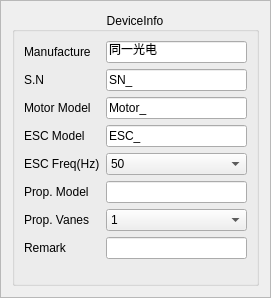
Above: ui/testinfoconfig.ui from eshenhu/QtDemo before the change. Below: the same form after it.
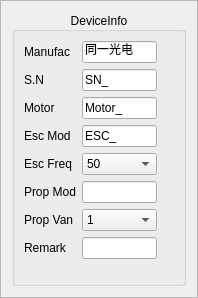
That is the form after the change.

Diff of the .ui file:
```diff
--- a/ui/testinfoconfig.ui
+++ b/ui/testinfoconfig.ui
@@ -6,7 +6,7 @@
    <rect>
     <x>0</x>
     <y>0</y>
-    <width>271</width>
+    <width>198</width>
     <height>298</height>
    </rect>
   </property>
@@ -43,19 +43,40 @@
       </property>
       <item row="0" column="0">
        <widget class="QLabel" name="label">
+        <property name="sizePolicy">
+         <sizepolicy hsizetype="Fixed" vsizetype="Preferred">
+          <horstretch>0</horstretch>
+          <verstretch>0</verstretch>
+         </sizepolicy>
+        </property>
+        <property name="maximumSize">
+         <size>
+          <width>100</width>
+          <height>16777215</height>
+         </size>
+        </property>
         <property name="text">
-         <string>Manufacture</string>
+         <string>Manufac</string>
         </property>
        </widget>
       </item>
       <item row="0" column="1">
        <widget class="QLineEdit" name="menufacture_LE">
+        <property name="enabled">
+         <bool>true</bool>
+        </property>
         <property name="sizePolicy">
-         <sizepolicy hsizetype="MinimumExpanding" vsizetype="Fixed">
+         <sizepolicy hsizetype="Fixed" vsizetype="Fixed">
           <horstretch>0</horstretch>
           <verstretch>0</verstretch>
          </sizepolicy>
         </property>
+        <property name="maximumSize">
+         <size>
+          <width>75</width>
+          <height>16777215</height>
+         </size>
+        </property>
         <property name="text">
          <string>同一光电</string>
         </property>
@@ -71,11 +92,17 @@
       <item row="1" column="1">
        <widget class="QLineEdit" name="SN_LE">
         <property name="sizePolicy">
-         <sizepolicy hsizetype="MinimumExpanding" vsizetype="Fixed">
+         <sizepolicy hsizetype="Fixed" vsizetype="Fixed">
           <horstretch>0</horstretch>
           <verstretch>0</verstretch>
          </sizepolicy>
         </property>
+        <property name="maximumSize">
+         <size>
+          <width>75</width>
+          <height>16777215</height>
+         </size>
+        </property>
         <property name="text">
          <string>SN_</string>
         </property>
@@ -83,19 +110,37 @@
       </item>
       <item row="2" column="0">
        <widget class="QLabel" name="label_4">
+        <property name="sizePolicy">
+         <sizepolicy hsizetype="Fixed" vsizetype="Preferred">
+          <horstretch>0</horstretch>
+          <verstretch>0</verstretch>
+         </sizepolicy>
+        </property>
+        <property name="maximumSize">
+         <size>
+          <width>100</width>
+          <height>16777215</height>
+         </size>
+        </property>
         <property name="text">
-         <string>Motor Model</string>
+         <string>Motor</string>
         </property>
        </widget>
       </item>
       <item row="2" column="1">
        <widget class="QLineEdit" name="motorModel_LE">
         <property name="sizePolicy">
-         <sizepolicy hsizetype="MinimumExpanding" vsizetype="Fixed">
+         <sizepolicy hsizetype="Fixed" vsizetype="Fixed">
           <horstretch>0</horstretch>
           <verstretch>0</verstretch>
          </sizepolicy>
         </property>
+        <property name="maximumSize">
+         <size>
+          <width>75</width>
+          <height>16777215</height>
+         </size>
+        </property>
         <property name="text">
          <string>Motor_</string>
         </property>
@@ -103,19 +148,37 @@
       </item>
       <item row="3" column="0">
        <widget class="QLabel" name="label_3">
+        <property name="sizePolicy">
+         <sizepolicy hsizetype="Fixed" vsizetype="Preferred">
+          <horstretch>0</horstretch>
+          <verstretch>0</verstretch>
+         </sizepolicy>
+        </property>
+        <property name="maximumSize">
+         <size>
+          <width>100</width>
+          <height>16777215</height>
+         </size>
+        </property>
         <property name="text">
-         <string>ESC Model</string>
+         <string>Esc Mod</string>
         </property>
        </widget>
       </item>
       <item row="3" column="1">
        <widget class="QLineEdit" name="ESCModel_LE">
         <property name="sizePolicy">
-         <sizepolicy hsizetype="MinimumExpanding" vsizetype="Fixed">
+         <sizepolicy hsizetype="Fixed" vsizetype="Fixed">
           <horstretch>0</horstretch>
           <verstretch>0</verstretch>
          </sizepolicy>
         </property>
+        <property name="maximumSize">
+         <size>
+          <width>75</width>
+          <height>16777215</height>
+         </size>
+        </property>
         <property name="text">
          <string>ESC_</string>
         </property>
@@ -123,19 +186,37 @@
       </item>
       <item row="4" column="0">
        <widget class="QLabel" name="label_6">
+        <property name="sizePolicy">
+         <sizepolicy hsizetype="Fixed" vsizetype="Preferred">
+          <horstretch>0</horstretch>
+          <verstretch>0</verstretch>
+         </sizepolicy>
+        </property>
+        <property name="maximumSize">
+         <size>
+          <width>100</width>
+          <height>16777215</height>
+         </size>
+        </property>
         <property name="text">
-         <string>ESC Freq(Hz)</string>
+         <string>Esc Freq</string>
         </property>
        </widget>
       </item>
       <item row="4" column="1">
        <widget class="QComboBox" name="ESCFreq_combox">
         <property name="sizePolicy">
-         <sizepolicy hsizetype="MinimumExpanding" vsizetype="Fixed">
+         <sizepolicy hsizetype="Fixed" vsizetype="Fixed">
           <horstretch>0</horstretch>
           <verstretch>0</verstretch>
          </sizepolicy>
         </property>
+        <property name="maximumSize">
+         <size>
+          <width>75</width>
+          <height>16777215</height>
+         </size>
+        </property>
         <item>
          <property name="text">
           <string>50</string>
@@ -150,36 +231,72 @@
       </item>
       <item row="5" column="0">
        <widget class="QLabel" name="label_5">
+        <property name="sizePolicy">
+         <sizepolicy hsizetype="Fixed" vsizetype="Preferred">
+          <horstretch>0</horstretch>
+          <verstretch>0</verstretch>
+         </sizepolicy>
+        </property>
+        <property name="maximumSize">
+         <size>
+          <width>100</width>
+          <height>16777215</height>
+         </size>
+        </property>
         <property name="text">
-         <string>Prop. Model</string>
+         <string>Prop Mod</string>
         </property>
        </widget>
       </item>
       <item row="5" column="1">
        <widget class="QLineEdit" name="propModel_LE">
         <property name="sizePolicy">
-         <sizepolicy hsizetype="MinimumExpanding" vsizetype="Fixed">
+         <sizepolicy hsizetype="Fixed" vsizetype="Fixed">
           <horstretch>0</horstretch>
           <verstretch>0</verstretch>
          </sizepolicy>
         </property>
+        <property name="maximumSize">
+         <size>
+          <width>75</width>
+          <height>16777215</height>
+         </size>
+        </property>
        </widget>
       </item>
       <item row="6" column="0">
        <widget class="QLabel" name="label_7">
+        <property name="sizePolicy">
+         <sizepolicy hsizetype="Fixed" vsizetype="Preferred">
+          <horstretch>0</horstretch>
+          <verstretch>0</verstretch>
+         </sizepolicy>
+        </property>
+        <property name="maximumSize">
+         <size>
+          <width>100</width>
+          <height>16777215</height>
+         </size>
+        </property>
         <property name="text">
-         <string>Prop. Vanes</string>
+         <string>Prop Van</string>
         </property>
        </widget>
       </item>
       <item row="6" column="1">
        <widget class="QComboBox" name="propVanes_combox">
         <property name="sizePolicy">
-         <sizepolicy hsizetype="MinimumExpanding" vsizetype="Fixed">
+         <sizepolicy hsizetype="Fixed" vsizetype="Fixed">
           <horstretch>0</horstretch>
           <verstretch>0</verstretch>
          </sizepolicy>
         </property>
+        <property name="maximumSize">
+         <size>
+          <width>75</width>
+          <height>16777215</height>
+         </size>
+        </property>
         <item>
          <property name="text">
           <string>1</string>
@@ -227,11 +344,17 @@
       <item row="7" column="1">
        <widget class="QLineEdit" name="remark_LE">
         <property name="sizePolicy">
-         <sizepolicy hsizetype="MinimumExpanding" vsizetype="Fixed">
+         <sizepolicy hsizetype="Fixed" vsizetype="Fixed">
           <horstretch>0</horstretch>
           <verstretch>0</verstretch>
          </sizepolicy>
         </property>
+        <property name="maximumSize">
+         <size>
+          <width>75</width>
+          <height>16777215</height>
+         </size>
+        </property>
        </widget>
       </item>
      </layout>
```
Left out of the diff: 24 changed lines with no effect on the pictures.
